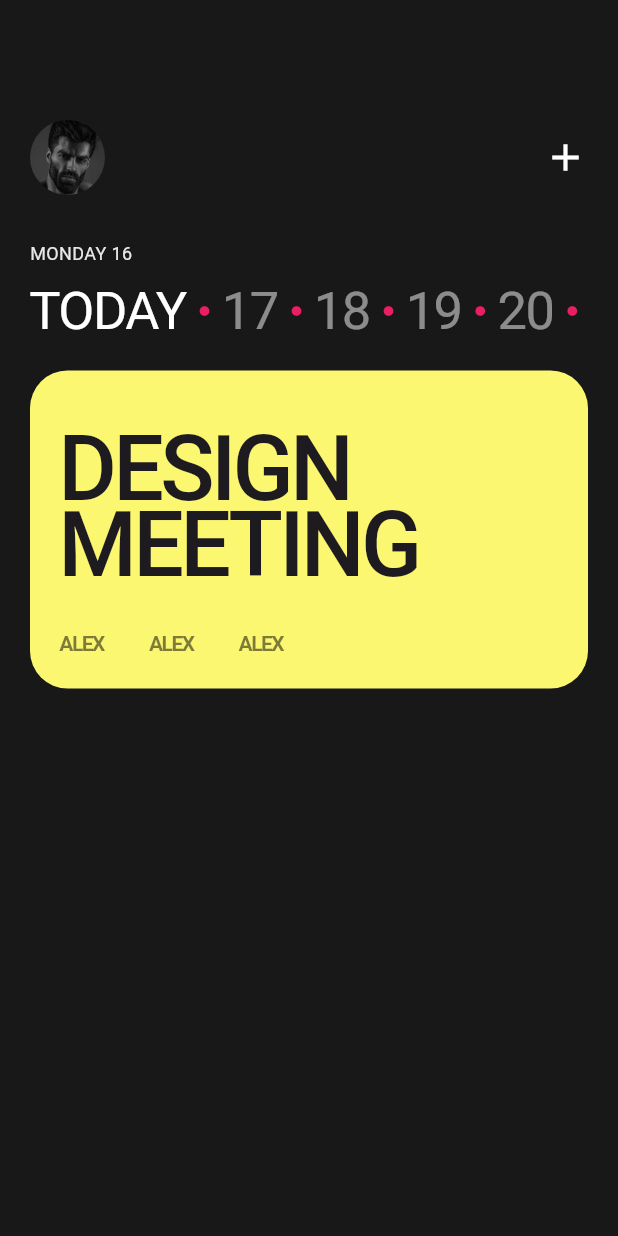
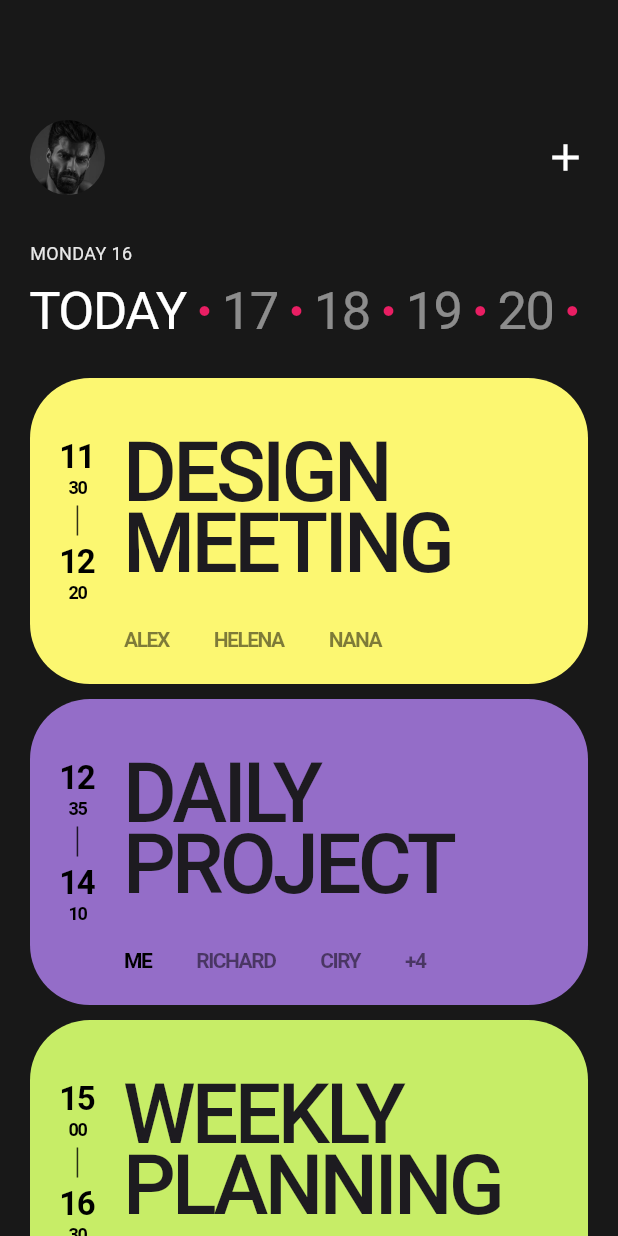
Before and after one commit to JunDemi/flutter_travel, a Flutter app: the screen it shows after launch, on a phone screen of 412 x 824 dp. Run offline on Flutter 3.47's test engine with Material 3 defaults, Android fonts, the light colour scheme and no system bars.

Commit message:
코드챌린지 1차

```diff
--- /dev/null
+++ b/lib/api/todo_data.dart
@@ -0,0 +1,32 @@
+const List<Map<String, dynamic>> todo_data = [
+  {
+    'cardColor': 0XFFFCF771,
+    'title-top': 'DESIGN',
+    'title-bottom': 'MEETING',
+    'startTime-h': '11',
+    'startTime-m': '30',
+    'endTime-h': '12',
+    'endTime-m': '20',
+    'members': ['ALEX', 'HELENA', 'NANA'],
+  },
+  {
+    'cardColor': 0XFF946DC8,
+    'title-top': 'DAILY',
+    'title-bottom': 'PROJECT',
+    'startTime-h': '12',
+    'startTime-m': '35',
+    'endTime-h': '14',
+    'endTime-m': '10',
+    'members': ['ME', 'RICHARD', 'CIRY', '+4'],
+  },
+  {
+    'cardColor': 0XFFC7ED67,
+    'title-top': 'WEEKLY',
+    'title-bottom': 'PLANNING',
+    'startTime-h': '15',
+    'startTime-m': '00',
+    'endTime-h': '16',
+    'endTime-m': '30',
+    'members': ['DEN', 'NANA', 'MARK'],
+  },
+];
--- a/lib/layouts/TodoContainer.dart
+++ b/lib/layouts/TodoContainer.dart
@@ -1,69 +1,31 @@
 import 'package:flutter/material.dart';
+import 'package:flutter_travel/widgets/todoCard.dart';
+import '../api/todo_data.dart';
 
+// ignore: use_key_in_widget_constructors
 class TodoContainer extends StatelessWidget {
   const TodoContainer({
     super.key,
   });
-
   @override
   Widget build(BuildContext context) {
-    return Container(
-      clipBehavior: Clip.hardEdge,
-      decoration: BoxDecoration(
-        color: Color(0XFFFCF771),
-        borderRadius: BorderRadius.circular(25),
-      ),
-      child: Padding(
-        padding: EdgeInsets.only(
-          left: 20,
-          right: 20,
-          top: 40,
-          bottom: 20,
-        ),
-        child: Row(
-          crossAxisAlignment: CrossAxisAlignment.start,
-          mainAxisAlignment: MainAxisAlignment.start,
-          children: [
-            Column(),
-            Column(
-              crossAxisAlignment: CrossAxisAlignment.start,
-              children: [
-                Text(
-                  'DESIGN\nMEETING',
-                  style: TextStyle(
-                    fontSize: 60,
-                    letterSpacing: -2.5,
-                    fontWeight: FontWeight.w500,
-                    height: 0.85,
-                  ),
-                ),
-                SizedBox(
-                  height: 30,
-                ),
-                Row(
-                    mainAxisAlignment: MainAxisAlignment.start,
-                    children: List.generate(3, (i) {
-                      return Padding(
-                        padding: EdgeInsets.only(
-                          right: 30,
-                        ),
-                        child: Text(
-                          'ALEX',
-                          style: TextStyle(
-                            fontSize: 14,
-                            fontWeight: FontWeight.w600,
-                            letterSpacing: -1,
-                            color:
-                                Colors.black.withValues(alpha: 0.5),
-                          ),
-                        ),
-                      );
-                    })),
-              ],
+    return Column(
+      children: List.generate(todo_data.length, (index) {
+        return Padding(
+            padding: EdgeInsets.symmetric(
+              vertical: 5,
             ),
-          ],
-        ),
-      ),
+            child: todoCard(
+              cardColor: todo_data[index]['cardColor'],
+              titleTop: todo_data[index]['title-top'],
+              titleBottom: todo_data[index]['title-bottom'],
+              startTimeHour: todo_data[index]['startTime-h'],
+              startTimeMinute: todo_data[index]['startTime-m'],
+              endTimeHour: todo_data[index]['endTime-h'],
+              endTimeMinute: todo_data[index]['endTime-m'],
+              members: todo_data[index]['members'],
+            ));
+      }),
     );
   }
 }
--- a/lib/main.dart
+++ b/lib/main.dart
@@ -2,7 +2,6 @@ import 'package:flutter/material.dart';
 import 'package:flutter_travel/layouts/DateSelector.dart';
 import 'package:flutter_travel/layouts/ProfileHead.dart';
 import 'package:flutter_travel/layouts/TodoContainer.dart';
-import 'package:flutter_travel/layouts/cardContainer.dart';
 
 void main() {
   runApp(App());
--- /dev/null
+++ b/lib/widgets/timeTextSpan.dart
@@ -0,0 +1,41 @@
+import 'package:flutter/material.dart';
+
+class TimeTextSpan extends StatelessWidget {
+  final String hour;
+  final String minute;
+
+  const TimeTextSpan({
+    super.key,
+    required this.hour,
+    required this.minute,
+  });
+
+  @override
+  Widget build(BuildContext context) {
+    return RichText(
+      text: TextSpan(
+        children: [
+          TextSpan(
+            text: '$hour\n',
+            style: TextStyle(
+              fontSize: 22,
+              fontWeight: FontWeight.w600,
+              letterSpacing: -1,
+              color: Colors.black,
+            ),
+          ),
+          TextSpan(
+            text: minute,
+            style: TextStyle(
+              fontSize: 12,
+              fontWeight: FontWeight.w600,
+              letterSpacing: -1,
+              color: Colors.black,
+            ),
+          ),
+        ],
+      ),
+      textAlign: TextAlign.center,
+    );
+  }
+}
--- /dev/null
+++ b/lib/widgets/todoCard.dart
@@ -0,0 +1,117 @@
+import 'package:flutter/material.dart';
+import 'package:flutter_travel/widgets/timeTextSpan.dart';
+
+class todoCard extends StatelessWidget {
+  final int cardColor;
+  final String titleTop;
+  final String titleBottom;
+  final String startTimeHour;
+  final String startTimeMinute;
+  final String endTimeHour;
+  final String endTimeMinute;
+  final List<String> members;
+
+  const todoCard({
+    super.key,
+    required this.cardColor,
+    required this.titleTop,
+    required this.titleBottom,
+    required this.startTimeHour,
+    required this.startTimeMinute,
+    required this.endTimeHour,
+    required this.endTimeMinute,
+    required this.members,
+  });
+
+  @override
+  Widget build(BuildContext context) {
+    return Container(
+      clipBehavior: Clip.hardEdge,
+      decoration: BoxDecoration(
+        color: Color(cardColor),
+        borderRadius: BorderRadius.circular(40),
+      ),
+      child: Padding(
+        padding: EdgeInsets.only(
+          left: 20,
+          right: 20,
+          top: 40,
+          bottom: 20,
+        ),
+        child: Row(
+          crossAxisAlignment: CrossAxisAlignment.start,
+          mainAxisAlignment: MainAxisAlignment.start,
+          children: [
+            Column(
+              crossAxisAlignment: CrossAxisAlignment.center,
+              children: [
+                Column(
+                  children: [
+                    TimeTextSpan(
+                      hour: startTimeHour,
+                      minute: startTimeMinute,
+                    ),
+                    Padding(
+                      padding: EdgeInsets.symmetric(
+                        vertical: 5,
+                      ),
+                      child: Container(
+                        width: 1,
+                        height: 20,
+                        color: Colors.black.withValues(alpha: 0.8),
+                      ),
+                    ),
+                    TimeTextSpan(
+                      hour: endTimeHour,
+                      minute: endTimeMinute,
+                    ),
+                  ],
+                ),
+              ],
+            ),
+            SizedBox(
+              width: 20,
+            ),
+            Column(
+              crossAxisAlignment: CrossAxisAlignment.start,
+              children: [
+                Text(
+                  '$titleTop\n$titleBottom',
+                  style: TextStyle(
+                    fontSize: 55,
+                    letterSpacing: -2.5,
+                    fontWeight: FontWeight.w500,
+                    height: 0.85,
+                  ),
+                ),
+                SizedBox(
+                  height: 30,
+                ),
+                Row(
+                    mainAxisAlignment: MainAxisAlignment.start,
+                    children: List.generate(members.length, (i) {
+                      return Padding(
+                        padding: EdgeInsets.only(
+                          right: 30,
+                        ),
+                        child: Text(
+                          members[i],
+                          style: TextStyle(
+                            fontSize: 14,
+                            fontWeight: FontWeight.w600,
+                            letterSpacing: -1,
+                            color: members[i] == 'ME'
+                                ? Colors.black
+                                : Colors.black.withValues(alpha: 0.5),
+                          ),
+                        ),
+                      );
+                    })),
+              ],
+            ),
+          ],
+        ),
+      ),
+    );
+  }
+}
```
